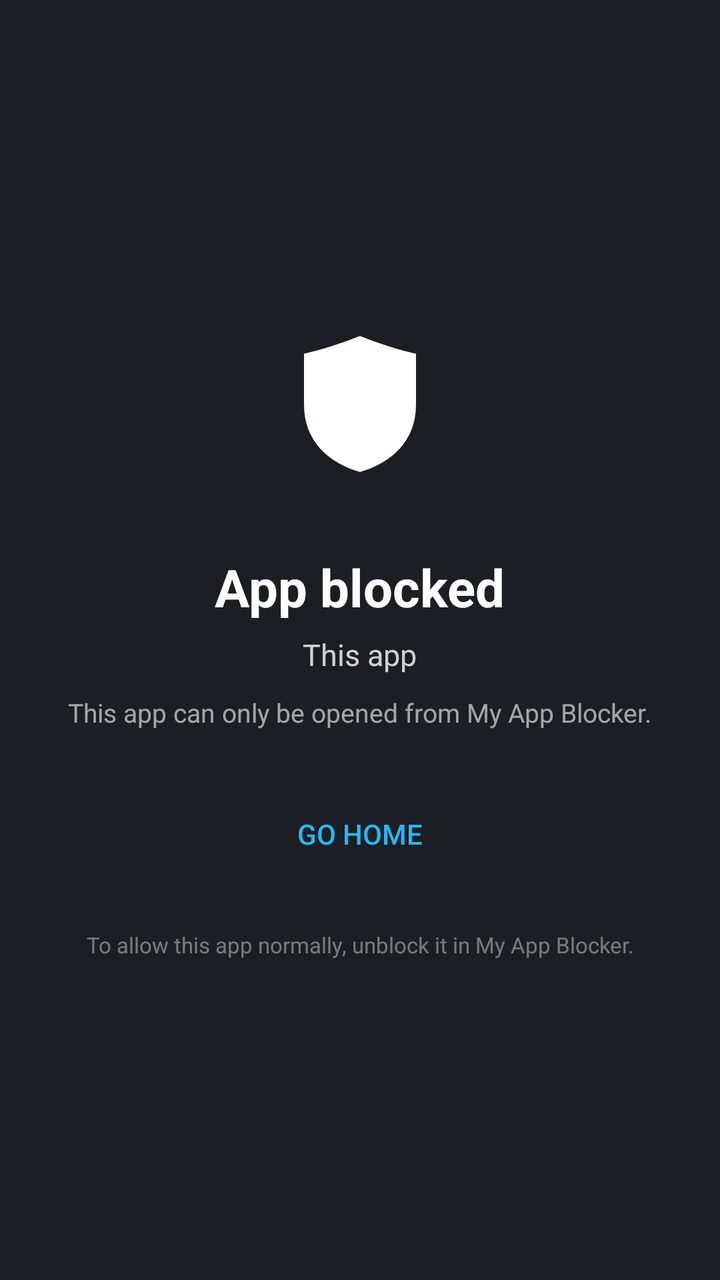
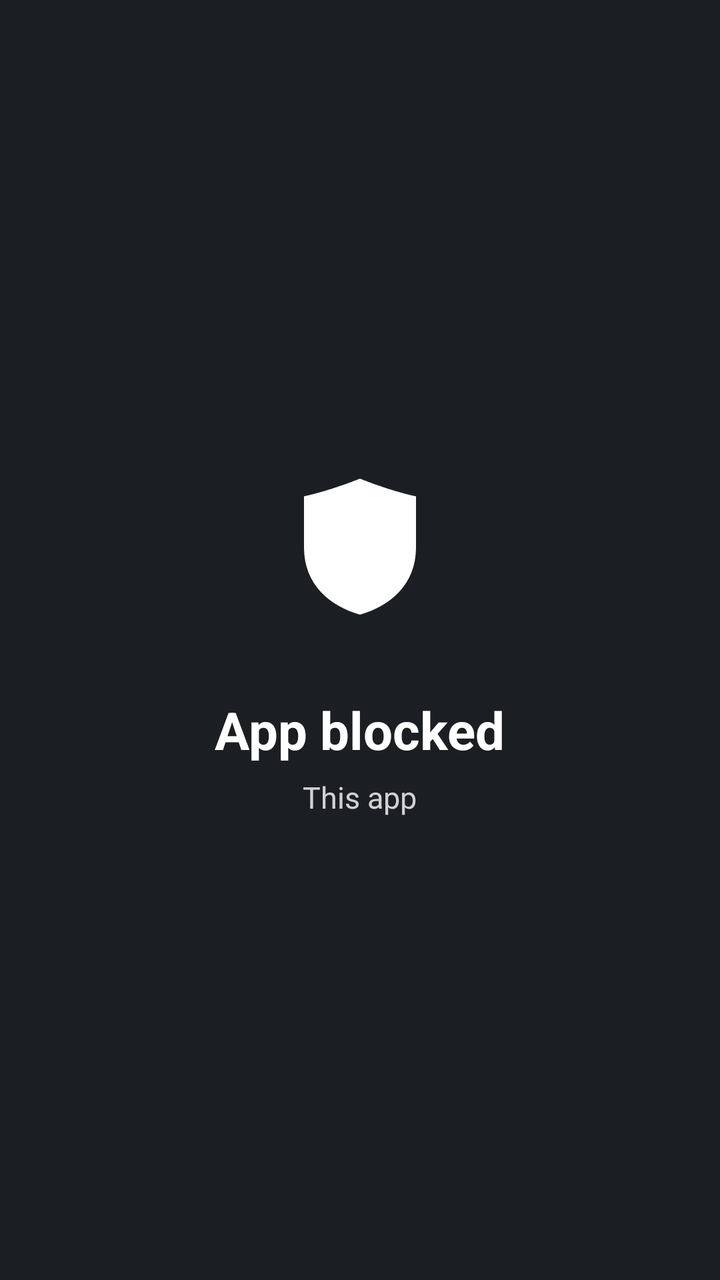

Two renders of the same Android screen: before a commit and after it. Below are the layout's source before the change and the commit's diff.
<!-- AndroidManifest.xml: activity theme BlockedTheme -->
<!-- res/layout/activity_blocked.xml -->
<?xml version="1.0" encoding="utf-8"?>
<LinearLayout xmlns:android="http://schemas.android.com/apk/res/android"
    android:layout_width="match_parent"
    android:layout_height="match_parent"
    android:gravity="center"
    android:orientation="vertical"
    android:padding="32dp">

    <ImageView
        android:layout_width="96dp"
        android:layout_height="96dp"
        android:contentDescription="Shield"
        android:src="@drawable/ic_stat"/>

    <TextView
        android:layout_width="wrap_content"
        android:layout_height="wrap_content"
        android:paddingTop="20dp"
        android:text="App blocked"
        android:textColor="#FFFFFFFF"
        android:textSize="26sp"
        android:textStyle="bold"/>

    <TextView
        android:id="@+id/blocked_name"
        android:layout_width="wrap_content"
        android:layout_height="wrap_content"
        android:gravity="center"
        android:paddingTop="6dp"
        android:text="This app"
        android:textColor="#CCFFFFFF"
        android:textSize="15sp"/>

    <TextView
        android:layout_width="wrap_content"
        android:layout_height="wrap_content"
        android:gravity="center"
        android:paddingTop="10dp"
        android:text="This app can only be opened from My App Blocker."
        android:textColor="#99FFFFFF"
        android:textSize="13sp"/>

    <Button
        android:id="@+id/btn_home"
        style="?android:attr/buttonBarButtonStyle"
        android:layout_width="match_parent"
        android:layout_height="wrap_content"
        android:layout_marginTop="28dp"
        android:text="Go home"/>

    <TextView
        android:layout_width="wrap_content"
        android:layout_height="wrap_content"
        android:gravity="center"
        android:paddingTop="24dp"
        android:text="To allow this app normally, unblock it in My App Blocker."
        android:textColor="#66FFFFFF"
        android:textSize="11sp"/>
</LinearLayout>
<!-- resources referenced by this layout -->
<resources>
  <!-- drawable ic_stat (drawable) -->
  <?xml version="1.0" encoding="utf-8"?>
  <vector xmlns:android="http://schemas.android.com/apk/res/android"
      android:width="24dp"
      android:height="24dp"
      android:viewportWidth="24"
      android:viewportHeight="24">
      <path
          android:fillColor="#FFFFFFFF"
          android:pathData="M12,2 C12,2 8,3.6 5,4.2 L5,10.6 C5,15.2 8.2,17.9 12,19 C15.8,17.9 19,15.2 19,10.6 L19,4.2 C16,3.6 12,2 12,2 Z"/>
  </vector>
  <style name="BlockedTheme" parent="android:Theme.Material.NoActionBar">
          <item name="android:windowBackground">@color/overlay_bg</item>
          <item name="android:colorAccent">@color/accent</item>
      </style>
  <color name="overlay_bg">#EE0B0F14</color>
  <color name="accent">#29B6F6</color>
</resources>

<!-- the commit's change to res/layout/activity_blocked.xml (unified diff, before → after) -->
@@ -1,5 +1,6 @@
 <?xml version="1.0" encoding="utf-8"?>
 <LinearLayout xmlns:android="http://schemas.android.com/apk/res/android"
+    android:id="@+id/block_root"
     android:layout_width="match_parent"
     android:layout_height="match_parent"
     android:gravity="center"
@@ -15,6 +16,7 @@
     <TextView
         android:layout_width="wrap_content"
         android:layout_height="wrap_content"
+        android:gravity="center"
         android:paddingTop="20dp"
         android:text="App blocked"
         android:textColor="#FFFFFFFF"
@@ -30,30 +32,4 @@
         android:text="This app"
         android:textColor="#CCFFFFFF"
         android:textSize="15sp"/>
-
-    <TextView
-        android:layout_width="wrap_content"
-        android:layout_height="wrap_content"
-        android:gravity="center"
-        android:paddingTop="10dp"
-        android:text="This app can only be opened from My App Blocker."
-        android:textColor="#99FFFFFF"
-        android:textSize="13sp"/>
-
-    <Button
-        android:id="@+id/btn_home"
-        style="?android:attr/buttonBarButtonStyle"
-        android:layout_width="match_parent"
-        android:layout_height="wrap_content"
-        android:layout_marginTop="28dp"
-        android:text="Go home"/>
-
-    <TextView
-        android:layout_width="wrap_content"
-        android:layout_height="wrap_content"
-        android:gravity="center"
-        android:paddingTop="24dp"
-        android:text="To allow this app normally, unblock it in My App Blocker."
-        android:textColor="#66FFFFFF"
-        android:textSize="11sp"/>
 </LinearLayout>
